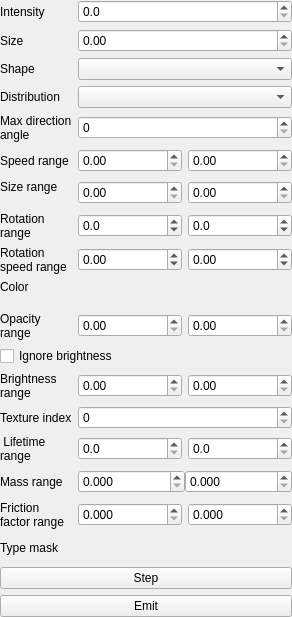
Qt form applications/ParticlesEditor/src/SceneTab/EmitterWidget.ui (AluminiumRat/mtt) before a commit.
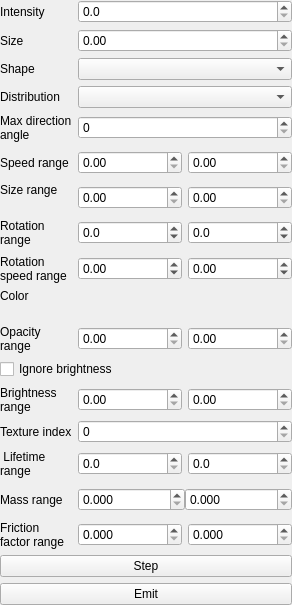
The same form after that commit.

What changed in the file:
```diff
--- a/applications/ParticlesEditor/src/SceneTab/EmitterWidget.ui
+++ b/applications/ParticlesEditor/src/SceneTab/EmitterWidget.ui
@@ -7,7 +7,7 @@
     <x>0</x>
     <y>0</y>
     <width>292</width>
-    <height>617</height>
+    <height>605</height>
    </rect>
   </property>
   <property name="windowTitle">
@@ -866,26 +866,6 @@
      </item>
     </layout>
    </item>
-   <item>
-    <layout class="QHBoxLayout" name="typeMaskLayout">
-     <item>
-      <widget class="QLabel" name="typeMaskLabel">
-       <property name="sizePolicy">
-        <sizepolicy hsizetype="Preferred" vsizetype="Preferred">
-         <horstretch>1</horstretch>
-         <verstretch>0</verstretch>
-        </sizepolicy>
-       </property>
-       <property name="text">
-        <string>Type mask</string>
-       </property>
-       <property name="wordWrap">
-        <bool>true</bool>
-       </property>
-      </widget>
-     </item>
-    </layout>
-   </item>
    <item>
     <widget class="QPushButton" name="stepButton">
      <property name="text">
```
